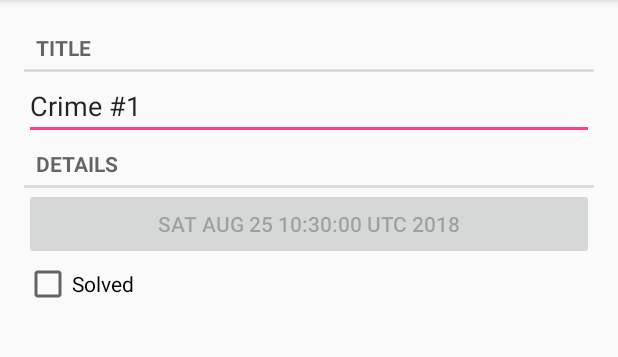
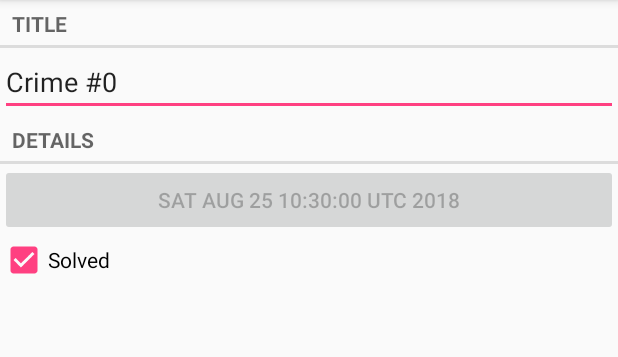
Before and after one commit to chetlq/criminalintent, an Android app: the screen it shows after launch (CrimeActivity before the commit, CrimePagerActivity after it), after a tap on an icon or button, on a phone screen of 412 x 824 dp, the part 84-441 px from its top. Run offline under Robolectric (Android 15) with nearby library versions, the phone set to English and light mode, and no system bars.

Commit message:
ViewPager работает

```diff
--- a/app/src/main/AndroidManifest.xml
+++ b/app/src/main/AndroidManifest.xml
@@ -15,7 +15,7 @@
                 <category android:name="android.intent.category.LAUNCHER" />
             </intent-filter>
         </activity>
-        <activity android:name=".CrimeActivity">
+        <activity android:name=".CrimePagerActivity">
 
         </activity>
     </application>
--- a/app/src/main/java/criminalintent/android/bignerdranch/com/criminalintent/CrimeActivity.java
+++ /dev/null
@@ -1,27 +0,0 @@
-package criminalintent.android.bignerdranch.com.criminalintent;
-
-import android.content.Context;
-import android.content.Intent;
-import android.support.v4.app.Fragment;
-import android.support.v4.app.FragmentManager;
-import android.support.v7.app.AppCompatActivity;
-import android.os.Bundle;
-
-import java.util.UUID;
-
-public class CrimeActivity extends SingleFragmentActivity {
-    private static final String EXTRA_CRIME_ID =
-            "criminalintent.com.bignerdranch.android.criminalintent.crime_id";
-    public static Intent newIntent(Context packageContext, UUID crimeId) {
-        Intent intent = new Intent(packageContext, CrimeActivity.class);
-        intent.putExtra(EXTRA_CRIME_ID, crimeId);
-        return intent;
-    }
-    @Override
-    protected Fragment createFragment() {
-
-        UUID crimeId = (UUID) getIntent()
-                .getSerializableExtra(EXTRA_CRIME_ID);
-        return CrimeFragment.newInstance(crimeId);
-    }
-}
--- a/app/src/main/java/criminalintent/android/bignerdranch/com/criminalintent/CrimeListFragment.java
+++ b/app/src/main/java/criminalintent/android/bignerdranch/com/criminalintent/CrimeListFragment.java
@@ -119,10 +119,11 @@ public class CrimeListFragment extends Fragment {
 //
 //                }
 //                boolean bool = mCrimesCopy.equals( mCrimes );
-                mypos =  this.getPosition();
-                Log.i( TAG, String.valueOf( this.getPosition() ) );
+//                mypos =  this.getPosition();
+//                Log.i( TAG, String.valueOf( this.getPosition() ) );
 
-                Intent intent = CrimeActivity.newIntent(getActivity(), mCrime.getId());
+//                Intent intent = CrimeActivity.newIntent(getActivity(), mCrime.getId());
+                Intent intent = CrimePagerActivity.newIntent(getActivity(), mCrime.getId());
                 startActivity(intent);
             }
 
--- /dev/null
+++ b/app/src/main/java/criminalintent/android/bignerdranch/com/criminalintent/CrimePagerActivity.java
@@ -0,0 +1,50 @@
+package criminalintent.android.bignerdranch.com.criminalintent;
+
+import android.content.Context;
+import android.content.Intent;
+import android.os.Bundle;
+import android.support.v4.app.Fragment;
+import android.support.v4.app.FragmentManager;
+import android.support.v4.app.FragmentStatePagerAdapter;
+import android.support.v4.view.ViewPager;
+import android.support.v7.app.AppCompatActivity;
+
+import java.util.List;
+import java.util.UUID;
+
+public class CrimePagerActivity extends AppCompatActivity {
+    private static final String EXTRA_CRIME_ID =
+            "criminalintent.com.bignerdranch.android.criminalintent.crime_id";
+
+
+    private ViewPager mViewPager;
+    private List<Crime> mCrimes;
+
+    public static Intent newIntent(Context packageContext, UUID crimeId) {
+        Intent intent = new Intent(packageContext, CrimePagerActivity.class);
+        intent.putExtra(EXTRA_CRIME_ID, crimeId);
+        return intent;
+    }
+    @Override
+    protected void onCreate(Bundle savedInstanceState) {
+        super.onCreate(savedInstanceState);
+        setContentView(R.layout.activity_crime_pager);
+
+        mViewPager = (ViewPager) findViewById(R.id.crime_view_pager);
+        UUID crimeId = (UUID) getIntent()
+                .getSerializableExtra(EXTRA_CRIME_ID);
+        mCrimes = CrimeLab.get(this).getCrimes();
+        FragmentManager fragmentManager = getSupportFragmentManager();
+        mViewPager.setAdapter(new FragmentStatePagerAdapter(fragmentManager) {
+            @Override
+            public Fragment getItem(int position) {
+                Crime crime = mCrimes.get(position);
+                return CrimeFragment.newInstance(crime.getId());
+            }
+            @Override
+            public int getCount() {
+                return mCrimes.size();
+            }
+        });
+    }
+}
--- /dev/null
+++ b/app/src/main/res/layout/activity_crime_pager.xml
@@ -0,0 +1,8 @@
+<?xml version="1.0" encoding="utf-8"?>
+<android.support.v4.view.ViewPager
+    xmlns:android="http://schemas.android.com/apk/res/android"
+    android:id="@+id/crime_view_pager"
+    android:layout_width="match_parent"
+    android:layout_height="match_parent">
+
+</android.support.v4.view.ViewPager>
```
